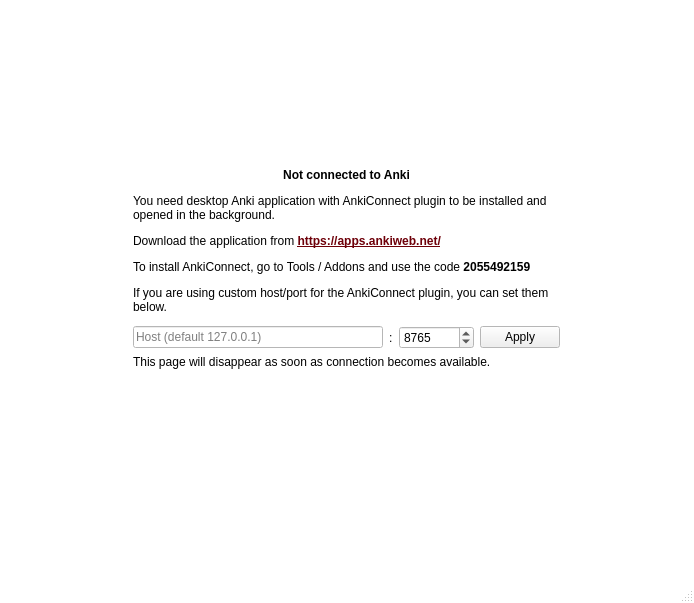
Qt form ui/main_window/main_window.ui (KrusnikViers/Lexicanum) before a commit.
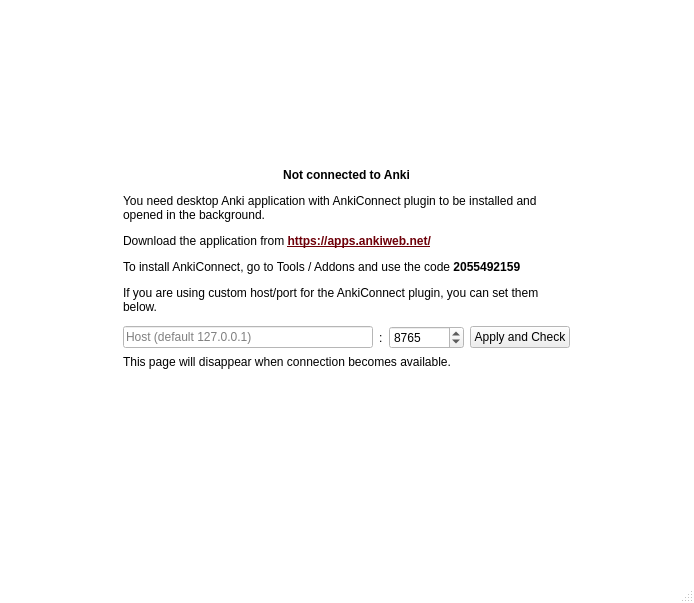
The same form after that commit. The open tabs and pages were chosen to show the change.

Commit message: Adjust connection & Main Window logic

Diff of the .ui file:
```diff
--- a/ui/main_window/main_window.ui
+++ b/ui/main_window/main_window.ui
@@ -160,15 +160,21 @@
         </item>
         <item row="2" column="4">
          <widget class="QPushButton" name="button_disconnect_apply">
+          <property name="minimumSize">
+           <size>
+            <width>100</width>
+            <height>0</height>
+           </size>
+          </property>
           <property name="text">
-           <string>Apply</string>
+           <string>Apply and Check</string>
           </property>
          </widget>
         </item>
         <item row="3" column="1" colspan="4">
          <widget class="QLabel" name="_label_2">
           <property name="text">
-           <string>This page will disappear as soon as connection becomes available.</string>
+           <string>This page will disappear when connection becomes available.</string>
           </property>
          </widget>
         </item>
```
Left out of the diff: 4 changed lines with no effect on the pictures. The commit also changes 3 other files.
